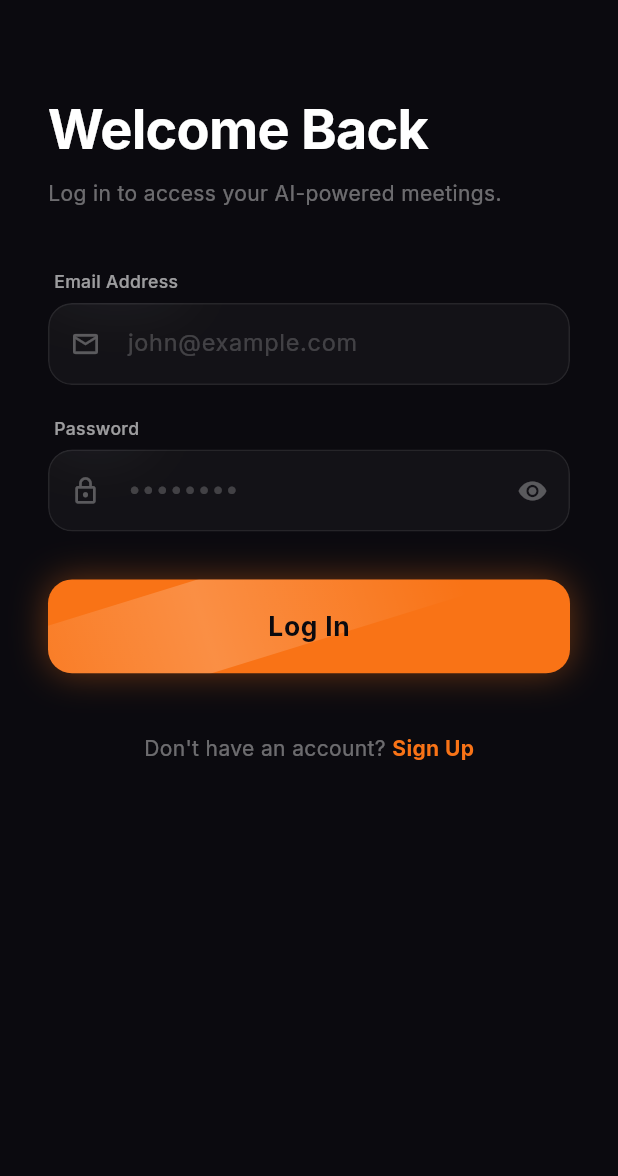
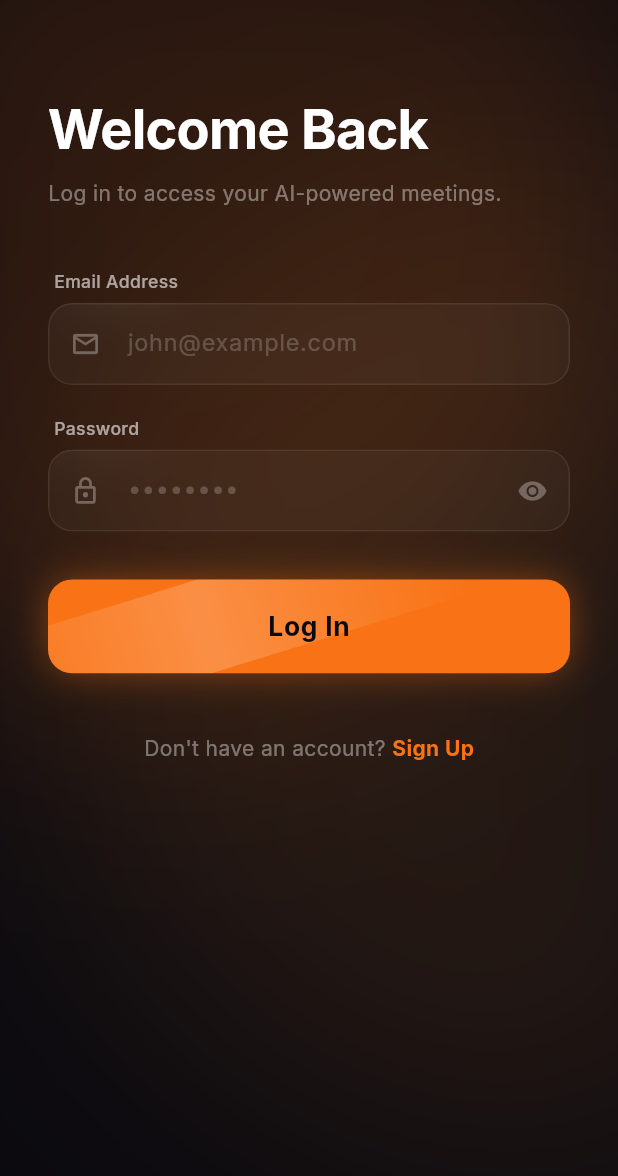
Before and after one commit to Foumvn/Vision-Soutenance, a Flutter app: the LoginScreen screen opened by its route, on a phone screen of 412 x 824 dp. Shown: the top 1176 px of the screen. Run offline on Flutter 3.47's test engine with Material 3 defaults, Android fonts, the phone set to English and light mode, and no system bars; our stand-ins replace flutter_screenutil, google_fonts, permission_handler, shared_preferences; missing offline and left inert: livekit_client; accounts and stored records are empty.

Commit message:
fix: add missing dart:math import and restore background animation in LoginScreen

```diff
--- a/mobile/lib/screens/login_screen.dart
+++ b/mobile/lib/screens/login_screen.dart
@@ -57,8 +57,17 @@ class _LoginScreenState extends State<LoginScreen> with SingleTickerProviderStat
       backgroundColor: const Color(0xFF0B0A0F),
       body: Stack(
         children: [
-          // Aurora Background (Style consistency)
-          // ... implementation of Aurora Painter ...
+          // Aurora Background
+          Positioned.fill(
+            child: AnimatedBuilder(
+              animation: _auroraController,
+              builder: (context, child) {
+                return CustomPaint(
+                  painter: AuroraPainter(progress: _auroraController.value),
+                );
+              },
+            ),
+          ),
 
           SafeArea(
             child: SingleChildScrollView(
@@ -145,3 +154,36 @@ class _LoginScreenState extends State<LoginScreen> with SingleTickerProviderStat
     );
   }
 }
+
+class AuroraPainter extends CustomPainter {
+  final double progress;
+
+  AuroraPainter({required this.progress});
+
+  @override
+  void paint(Canvas canvas, Size size) {
+    final paint = Paint()..maskFilter = const MaskFilter.blur(BlurStyle.normal, 100);
+
+    // Purple Aura (Top Left-ish)
+    final purplePath = Path();
+    double pX = size.width * (0.2 + 0.1 * sin(progress * 2 * pi));
+    double pY = size.height * (0.2 + 0.1 * cos(progress * 2 * pi));
+    canvas.drawCircle(
+      Offset(pX, pY),
+      size.width * 0.8,
+      paint..color = const Color(0xFFF97316).withOpacity(0.15),
+    );
+
+    // Pink/Blue Aura (Bottom Right-ish)
+    double bX = size.width * (0.8 + 0.1 * cos(progress * 2 * pi));
+    double bY = size.height * (0.8 + 0.1 * sin(progress * 2 * pi));
+    canvas.drawCircle(
+      Offset(bX, bY),
+      size.width * 0.8,
+      paint..color = const Color(0xFFFB923C).withOpacity(0.1),
+    );
+  }
+
+  @override
+  bool shouldRepaint(covariant AuroraPainter oldDelegate) => oldDelegate.progress != progress;
+}
--- a/mobile/lib/screens/signup_screen.dart
+++ b/mobile/lib/screens/signup_screen.dart
@@ -1,3 +1,4 @@
+import 'dart:math';
 import 'package:flutter/material.dart';
 import 'package:provider/provider.dart';
 import '../providers/auth_provider.dart';
```
